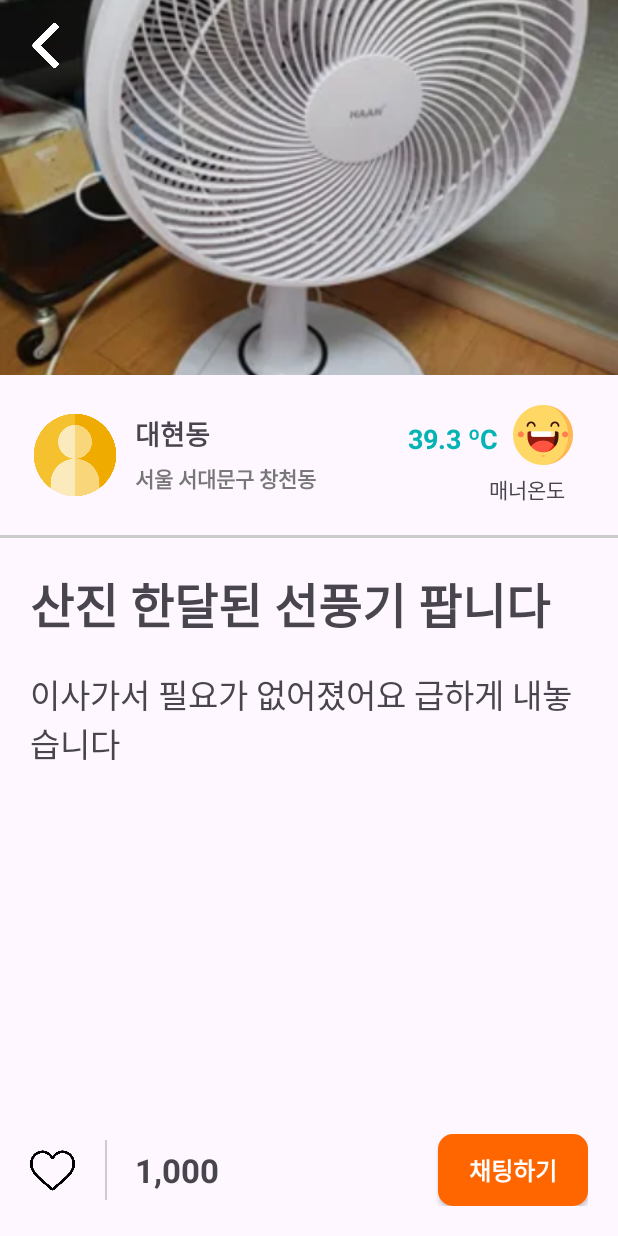
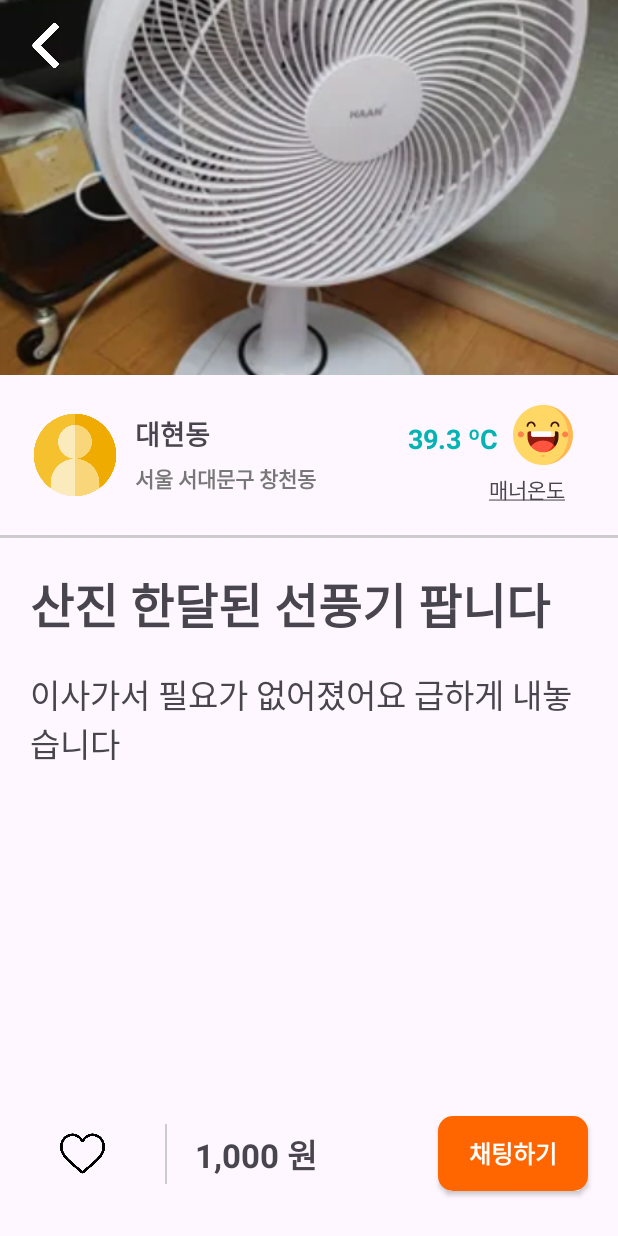
Before and after one commit to kks950115/appleMarket, an Android app: the screen it shows after launch (DetailActivity), after a tap on "산진 한달된 선풍기 팝니다", on a phone screen of 412 x 824 dp. Run offline under Robolectric (Android 15) with nearby library versions, the phone set to English and light mode, and no system bars.

Commit message:
좋아요 기능 추가 및 예제 버그 수정

```diff
--- a/app/src/main/java/com/android/applemarket/DetailActivity.kt
+++ b/app/src/main/java/com/android/applemarket/DetailActivity.kt
@@ -1,23 +1,32 @@
 package com.android.applemarket
 
+import android.content.Intent
 import android.graphics.drawable.BitmapDrawable
 import android.icu.text.DecimalFormat
 import android.os.Build
 import android.os.Bundle
 import android.util.Log
 import androidx.appcompat.app.AppCompatActivity
+import com.android.applemarket.ConstVar
 import com.android.applemarket.databinding.ActivityDetailBinding
 import com.google.android.material.snackbar.Snackbar
+import java.lang.System.exit
 
 class DetailActivity: AppCompatActivity() {
     private var productInfo : Product? = null
     private val binding by lazy { ActivityDetailBinding.inflate(layoutInflater) }
+    private var isLike = false
+    private val itemPosition by lazy{intent.getIntExtra(ConstVar.PRODUCT_INDEX,0)}
 
     override fun onCreate(savedInstanceState: Bundle?) {
         super.onCreate(savedInstanceState)
         setContentView(binding.root)
 
-        productInfo = intent.getParcelableExtra<Product>("product")
+        productInfo = if (Build.VERSION.SDK_INT >= Build.VERSION_CODES.TIRAMISU) {
+            intent.getParcelableExtra(ConstVar.PRODUCT_OBJECT, Product::class.java)
+        } else {
+            intent.getParcelableExtra<Product>(ConstVar.PRODUCT_OBJECT)
+        }
 
         binding.tvTitle.text = productInfo?.pname
         binding.tvContent.text = productInfo?.pcontent
@@ -25,30 +34,52 @@ class DetailActivity: AppCompatActivity() {
 
         val deciamlFormat = DecimalFormat("#,###")
         val changedPrice = deciamlFormat.format(productInfo?.price)
-        binding.tvDetailPrice.text = changedPrice
+        binding.tvDetailPrice.text = "${changedPrice} 원"
 
         binding.ivMainImg.setImageResource(productInfo?.imgsrc!!)
         binding.tvSeller.text = productInfo?.seller
 
         binding.ivBack.setOnClickListener {
-            super.onBackPressed()
+            exit()
         }
 
         binding.ivLikeIcon.setOnClickListener {
-
-            if(binding.ivLikeIcon.tag.toString()  == "heart" ){
+            if(!isLike){
                 binding.ivLikeIcon.setImageResource(R.drawable.heartredfill)
-                binding.ivLikeIcon.tag = "heartredfill"
                 Snackbar.make(it,"관심목록에 추가됐습니다.",Snackbar.LENGTH_SHORT).show()
+                isLike=true
             } else {
                 binding.ivLikeIcon.setImageResource(R.drawable.heart)
-                binding.ivLikeIcon.tag = "heart"
+                Snackbar.make(it,"관심목록에 삭제됐습니다.",Snackbar.LENGTH_SHORT).show()
+                isLike=false
             }
 
         }
-    }
+
+        isLike= productInfo?.isLike == true
+        binding.ivLikeIcon.setImageResource(
+            if(isLike){
+                R.drawable.heartredfill
+            }else{
+                R.drawable.heart
+            }
+        )
 
 
 
+    }
 
+    fun exit() {
+        val intent = Intent(this, MainActivity::class.java).apply {
+            putExtra(ConstVar.PRODUCT_INDEX, itemPosition)
+            putExtra( ConstVar.IS_LIKE, isLike)
+        }
+        setResult(RESULT_OK, intent)
+        if (!isFinishing) finish()
+    }
+
+    override fun onBackPressed() {
+        super.onBackPressed()
+        exit()
+    }
 }
--- a/app/src/main/java/com/android/applemarket/ListAdapter.kt
+++ b/app/src/main/java/com/android/applemarket/ListAdapter.kt
@@ -42,11 +42,13 @@ class ListAdapter (val Items: MutableList<Product>) : RecyclerView.Adapter<ListA
 
         val deciamlFormat = DecimalFormat("#,###")
         val cPrice = deciamlFormat.format(Items[position].price)
-        holder.price.text = cPrice.toString()
-
+        holder.price.text = "${cPrice} 원"
         holder.chat.text = Items[position].chat.toString()
         holder.like.text = Items[position].like.toString()
-
+        if(Items[position].isLike)
+            holder.likeImg.setImageResource(R.drawable.heartredfill)
+        else
+            holder.likeImg.setImageResource(R.drawable.heart)
     }
 
     override fun getItemId(position: Int): Long {
@@ -65,6 +67,7 @@ class ListAdapter (val Items: MutableList<Product>) : RecyclerView.Adapter<ListA
         var address = binding.tvAddress
         var like =binding.tvLikeCount
         var chat =binding.tvCommentCount
+        var likeImg = binding.ivLike
     }
 
 }
--- a/app/src/main/java/com/android/applemarket/MainActivity.kt
+++ b/app/src/main/java/com/android/applemarket/MainActivity.kt
@@ -19,11 +19,14 @@ import android.view.View
 import android.view.animation.Animation
 import android.view.animation.AnimationUtils
 import androidx.activity.OnBackPressedCallback
+import androidx.activity.result.ActivityResultLauncher
+import androidx.activity.result.contract.ActivityResultContracts
 import androidx.core.app.NotificationCompat
 import androidx.core.view.isGone
 import androidx.core.view.isVisible
 import androidx.recyclerview.widget.LinearLayoutManager
 import androidx.recyclerview.widget.RecyclerView
+import com.android.applemarket.ConstVar
 import com.android.applemarket.databinding.ActivityMainBinding
 
 class MainActivity : AppCompatActivity() {
@@ -31,6 +34,7 @@ class MainActivity : AppCompatActivity() {
     private lateinit var fadeInAnim :Animation
     private lateinit var fadeOutAnim :Animation
     val dummyData = mutableListOf<Product>()
+    lateinit var activityResultLauncher: ActivityResultLauncher<Intent>
 
 
     override fun onCreate(savedInstanceState: Bundle?) {
@@ -50,6 +54,8 @@ class MainActivity : AppCompatActivity() {
                         when (p1) {
                             DialogInterface.BUTTON_POSITIVE ->
                                 finish()
+                            DialogInterface.BUTTON_NEGATIVE ->
+                                p0?.dismiss()
                         }
                     }
                 }
@@ -71,7 +77,8 @@ class MainActivity : AppCompatActivity() {
             1000,
             "서울 서대문구 창천동",
             13,
-            25))
+            25,
+            false))
         dummyData.add(Product(
             2,
             R.drawable.sample2,
@@ -81,7 +88,8 @@ class MainActivity : AppCompatActivity() {
             20000,
             "인천 계양구 귤현동",
             8,
-            28))
+            28,
+            false))
         dummyData.add(Product(
             3,
             R.drawable.sample3,
@@ -90,14 +98,15 @@ class MainActivity : AppCompatActivity() {
             10000000,
             "수성구 범어동",
             23,
-            5))
-        dummyData.add(Product(4,R.drawable.sample4,"금고","금고\n떼서 가져가야함\n대우월드마크센텀\n미국이주관계로 싸게 팝니다","Nicole",10000,"해운대구 우제2동",14,17))
-        dummyData.add(Product(5,R.drawable.sample5,"갤럭시Z플립3 팝니다","갤럭시 Z플립3 그린 팝니다\n항시 케이스 씌워서 썻고 필름 한장챙겨드립니다\n화면에 살짝 스크래치난거 말고 크게 이상은없습니다!","절명",150000,"연제구 연산제8동",22,9))
-        dummyData.add(Product(6,R.drawable.sample6,"프라다 복조리백","까임 오염없고 상태 깨끗합니다\n정품여부모름","미니멀하게",50000,"수원시 영통구 원천동",25,16))
-        dummyData.add(Product(7,R.drawable.sample7,"울산 동해오션뷰 60평 복층 펜트하우스 1일 숙박권 펜션 힐링 숙소 별장","울산 동해바다뷰 60평 복층 펜트하우스 1일 숙박권\n(에어컨이 없기에 낮은 가격으로 변경했으며 8월 초 가장 더운날 다녀가신 분 경우 시원했다고 잘 지내다 가셨습니다)\n1. 인원: 6명 기준입니다. 1인 10,000원 추가요금\n2. 장소: 북구 블루마시티, 32-33층\n3. 취사도구, 침구류, 세면도구, 드라이기 2개, 선풍기 4대 구비\n4. 예약방법: 예약금 50,000원 하시면 저희는 명함을 드리며 입실 오전 잔금 입금하시면 저희는 동.호수를 알려드리며 고객님은 예약자분 신분증 앞면 주민번호 뒷자리 가리시거나 지우시고 문자로 보내주시면 저희는 카드키를 우편함에 놓아 둡니다.\n5. 33층 옥상 야외 테라스 있음, 가스버너 있음\n6. 고기 굽기 가능\n7. 입실 오후 3시, 오전 11시 퇴실, 정리, 정돈 , 밸브 잠금 부탁드립니다.\n8. 층간소음 주의 부탁드립니다.\n9. 방3개, 화장실3개, 비데 3개\n10. 저희 집안이 쓰는 별장입니다.","굿리치",150000,"남구 옥동",142,54))
-        dummyData.add(Product(8,R.drawable.sample8,"샤넬 탑핸들 가방","샤넬 트랜디 CC 탑핸들 스몰 램스킨 블랙 금장 플랩백 !\n + \"\n\" + \"색상 : 블랙\n\" + \"사이즈 : 25.5cm * 17.5cm * 8cm\n\" + \"구성 : 본품더스트\n\" + \"n\" + \"급하게 돈이 필요해서 팝니다 ㅠ ㅠ","난쉽",180000,"동래구 온천제2동",31,7))
-        dummyData.add(Product(9,R.drawable.sample9,"4행정 엔진분무기 판매합니다.","3년전에 사서 한번 사용하고 그대로 둔 상태입니다. 요즘 사용은 안해봤습니다. 그래서 저렴하게 내 놓습니다. 중고라 반품은 어렵습니다.\n","알뜰한",30000,"원주시 명륜2동",7,28))
-        dummyData.add(Product(10,R.drawable.sample10,"셀린느 버킷 가방","22년 신세계 대전 구매입니당\n + \"셀린느 버킷백\n\" + \"구매해서 몇번사용했어요\n\" + \"까짐 스크래치 없습니다.\n\" + \"타지역에서 보내는거라 택배로 진행합니당!\"","똑태현",190000,"중구 동화동",40,6))
+            5,
+            false))
+        dummyData.add(Product(4,R.drawable.sample4,"금고","금고\n떼서 가져가야함\n대우월드마크센텀\n미국이주관계로 싸게 팝니다","Nicole",10000,"해운대구 우제2동",14,17,false))
+        dummyData.add(Product(5,R.drawable.sample5,"갤럭시Z플립3 팝니다","갤럭시 Z플립3 그린 팝니다\n항시 케이스 씌워서 썻고 필름 한장챙겨드립니다\n화면에 살짝 스크래치난거 말고 크게 이상은없습니다!","절명",150000,"연제구 연산제8동",22,9,false))
+        dummyData.add(Product(6,R.drawable.sample6,"프라다 복조리백","까임 오염없고 상태 깨끗합니다\n정품여부모름","미니멀하게",50000,"수원시 영통구 원천동",25,16,false))
+        dummyData.add(Product(7,R.drawable.sample7,"울산 동해오션뷰 60평 복층 펜트하우스 1일 숙박권 펜션 힐링 숙소 별장","울산 동해바다뷰 60평 복층 펜트하우스 1일 숙박권\n(에어컨이 없기에 낮은 가격으로 변경했으며 8월 초 가장 더운날 다녀가신 분 경우 시원했다고 잘 지내다 가셨습니다)\n1. 인원: 6명 기준입니다. 1인 10,000원 추가요금\n2. 장소: 북구 블루마시티, 32-33층\n3. 취사도구, 침구류, 세면도구, 드라이기 2개, 선풍기 4대 구비\n4. 예약방법: 예약금 50,000원 하시면 저희는 명함을 드리며 입실 오전 잔금 입금하시면 저희는 동.호수를 알려드리며 고객님은 예약자분 신분증 앞면 주민번호 뒷자리 가리시거나 지우시고 문자로 보내주시면 저희는 카드키를 우편함에 놓아 둡니다.\n5. 33층 옥상 야외 테라스 있음, 가스버너 있음\n6. 고기 굽기 가능\n7. 입실 오후 3시, 오전 11시 퇴실, 정리, 정돈 , 밸브 잠금 부탁드립니다.\n8. 층간소음 주의 부탁드립니다.\n9. 방3개, 화장실3개, 비데 3개\n10. 저희 집안이 쓰는 별장입니다.","굿리치",150000,"남구 옥동",142,54,false))
+        dummyData.add(Product(8,R.drawable.sample8,"샤넬 탑핸들 가방","샤넬 트랜디 CC 탑핸들 스몰 램스킨 블랙 금장 플랩백 !\n + \"\n\" + \"색상 : 블랙\n\" + \"사이즈 : 25.5cm * 17.5cm * 8cm\n\" + \"구성 : 본품더스트\n\" + \"n\" + \"급하게 돈이 필요해서 팝니다 ㅠ ㅠ","난쉽",180000,"동래구 온천제2동",31,7,false))
+        dummyData.add(Product(9,R.drawable.sample9,"4행정 엔진분무기 판매합니다.","3년전에 사서 한번 사용하고 그대로 둔 상태입니다. 요즘 사용은 안해봤습니다. 그래서 저렴하게 내 놓습니다. 중고라 반품은 어렵습니다.\n","알뜰한",30000,"원주시 명륜2동",7,28,false))
+        dummyData.add(Product(10,R.drawable.sample10,"셀린느 버킷 가방","22년 신세계 대전 구매입니당\n + \"셀린느 버킷백\n\" + \"구매해서 몇번사용했어요\n\" + \"까짐 스크래치 없습니다.\n\" + \"타지역에서 보내는거라 택배로 진행합니당!\"","똑태현",190000,"중구 동화동",40,6,false))
 
 
         val adapter =  ListAdapter(dummyData)
@@ -107,14 +116,16 @@ class MainActivity : AppCompatActivity() {
         adapter.itemClick = object : ListAdapter.ItemClick {
             override fun onClick(view: View, position: Int) {
                 val intent = Intent(this@MainActivity, DetailActivity::class.java)
-                intent.putExtra("product",dummyData[position])
-                startActivity(intent)
+                intent.putExtra(ConstVar.PRODUCT_OBJECT,dummyData[position])
+                intent.putExtra(ConstVar.PRODUCT_INDEX,position)
+                activityResultLauncher.launch(intent)
             }
 
             override fun longClick(view: View, position: Int) {
                 var builder = AlertDialog.Builder(this@MainActivity)
                 builder.setMessage("해당 게시글을 삭제하시겠습니까?")
-                builder.setIcon(R.mipmap.ic_launcher)
+                builder.setIcon(R.drawable.user)
+                builder.setTitle("게시글 삭제")
 
                 val listener = object : DialogInterface.OnClickListener {
                     override fun onClick(p0: DialogInterface?, p1: Int) {
@@ -124,6 +135,9 @@ class MainActivity : AppCompatActivity() {
                                 dummyData.removeAt(position)
                                 adapter.notifyItemRemoved(position) //구글에서 권장하는 방식
                                 //adapter.notifyDataSetChanged() //옛날방식
+                            }
+                            DialogInterface.BUTTON_NEGATIVE ->{
+                                p0?.dismiss()
                             }
 
                         }
@@ -164,6 +178,27 @@ class MainActivity : AppCompatActivity() {
 
         binding.btnFloating.setOnClickListener {
             binding.rvMainList.smoothScrollToPosition(0)
+        }
+
+        activityResultLauncher = registerForActivityResult(ActivityResultContracts.StartActivityForResult()) {
+            if (it.resultCode == RESULT_OK) {
+                val itemIndex = it.data?.getIntExtra(ConstVar.PRODUCT_INDEX,0) as Int
+                val isLike = it.data?.getBooleanExtra(ConstVar.IS_LIKE,false) as Boolean
+
+                if(isLike) {
+                    if(!dummyData[itemIndex].isLike) {
+                        dummyData[itemIndex].isLike = true
+                        dummyData[itemIndex].like += 1
+                    }
+                }else {
+                    if(dummyData[itemIndex].isLike) {
+                        dummyData[itemIndex].isLike = false
+                        dummyData[itemIndex].like -= 1
+                    }
+                }
+
+                adapter.notifyItemChanged(itemIndex)
+            }
         }
 
     }
@@ -218,9 +253,8 @@ class MainActivity : AppCompatActivity() {
             setStyle(NotificationCompat.BigTextStyle()
                 .bigText("산진 한달된 선풍기 팝니다"))
             setLargeIcon(bitmap)
-            addAction(R.mipmap.ic_launcher, "Action", pendingIntent)
         }
-        manager.notify(1, builder.build())
+        manager.notify(11, builder.build())
     }
 
 
--- a/app/src/main/java/com/android/applemarket/Product.kt
+++ b/app/src/main/java/com/android/applemarket/Product.kt
@@ -13,5 +13,6 @@ data class Product (
     var price : Int , //가격
     var address : String, //주소
     var like : Int, //좋아요
-    var chat : Int //채팅
+    var chat : Int, //채팅
+    var isLike: Boolean
 ) : Parcelable
--- a/app/src/main/res/layout/activity_detail.xml
+++ b/app/src/main/res/layout/activity_detail.xml
@@ -110,7 +110,7 @@
             android:layout_height="wrap_content"
             android:layout_marginTop="5dp"
             android:layout_marginEnd="15dp"
-            android:text="매너온도"
+            android:text="@string/manner_temperation"
             app:layout_constraintEnd_toEndOf="parent"
             app:layout_constraintTop_toBottomOf="@+id/iv_temperIcon" />
     </androidx.constraintlayout.widget.ConstraintLayout>
@@ -153,29 +153,41 @@
         android:id="@+id/constraintLayout2"
         android:layout_width="match_parent"
         android:layout_height="wrap_content"
-        android:padding="20dp"
         app:layout_constraintBottom_toBottomOf="parent"
         app:layout_constraintEnd_toEndOf="parent"
         app:layout_constraintStart_toStartOf="parent">
+
+        <LinearLayout
+            android:id="@+id/ll_likeIcon"
+            android:layout_width="wrap_content"
+            android:layout_height="wrap_content"
+            android:layout_marginStart="20dp"
+            android:layout_marginTop="20dp"
+            android:padding="20dp"
+            android:layout_marginBottom="20dp"
+            app:layout_constraintBottom_toBottomOf="parent"
+            app:layout_constraintStart_toStartOf="parent"
+            app:layout_constraintTop_toTopOf="parent">
 
             <ImageView
                 android:id="@+id/iv_likeIcon"
                 android:layout_width="30dp"
                 android:layout_height="30dp"
                 android:src="@drawable/heart"
-            android:tag="heart"
                 app:layout_constraintBottom_toBottomOf="parent"
                 app:layout_constraintStart_toStartOf="parent"
                 app:layout_constraintTop_toTopOf="parent" />
+
+        </LinearLayout>
 
         <View
             android:layout_width="1dp"
             android:layout_height="40dp"
             android:layout_marginStart="20dp"
             android:background="#cccccc"
-            app:layout_constraintBottom_toBottomOf="@+id/iv_likeIcon"
-            app:layout_constraintStart_toEndOf="@+id/iv_likeIcon"
-            app:layout_constraintTop_toTopOf="@+id/iv_likeIcon" />
+            app:layout_constraintBottom_toBottomOf="@+id/ll_likeIcon"
+            app:layout_constraintStart_toEndOf="@+id/ll_likeIcon"
+            app:layout_constraintTop_toTopOf="@+id/ll_likeIcon" />
 
         <TextView
             android:id="@+id/tv_detail_price"
@@ -186,13 +198,14 @@
             android:textSize="22sp"
             android:textStyle="bold"
             app:layout_constraintBottom_toBottomOf="parent"
-            app:layout_constraintStart_toEndOf="@+id/iv_likeIcon"
+            app:layout_constraintStart_toEndOf="@+id/ll_likeIcon"
             app:layout_constraintTop_toTopOf="parent" />
 
         <androidx.appcompat.widget.AppCompatButton
             android:id="@+id/btn_gochat"
             android:layout_width="wrap_content"
-            android:layout_height="48dp"
+            android:layout_height="wrap_content"
+            android:layout_marginEnd="20dp"
             android:background="@drawable/round_srquare"
             android:text="채팅하기"
             android:textColor="@color/white"
--- a/app/src/main/res/values/strings.xml
+++ b/app/src/main/res/values/strings.xml
@@ -1,3 +1,4 @@
 <resources>
     <string name="app_name">AppleMarket</string>
+    <string name="manner_temperation"> <u>매너온도</u></string>
 </resources>
--- a/app/src/main/res/values/themes.xml
+++ b/app/src/main/res/values/themes.xml
@@ -3,6 +3,7 @@
     <style name="Base.Theme.AppleMarket" parent="Theme.Material3.DayNight.NoActionBar">
         <!-- Customize your light theme here. -->
         <!-- <item name="colorPrimary">@color/my_light_primary</item> -->
+        <item name="windowActionBar">false</item>
     </style>
 
     <style name="Theme.AppleMarket" parent="Base.Theme.AppleMarket" />
```
Also changed, not shown: app/src/main/java/com/android/applemarket/ConstVar.kt (added, +7 -0 lines), app/src/main/res/layout/activity_main.xml (+18 -0 lines), app/src/main/res/layout/main_list_item.xml (+13 -16 lines). Lines whose indentation alone changed are shown as unchanged.
